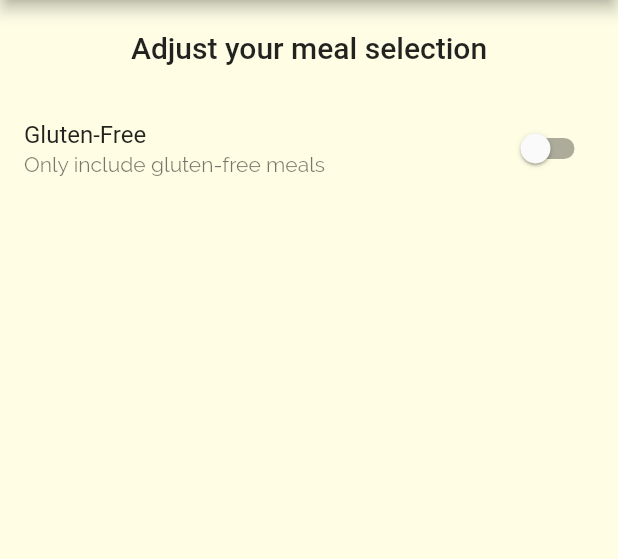
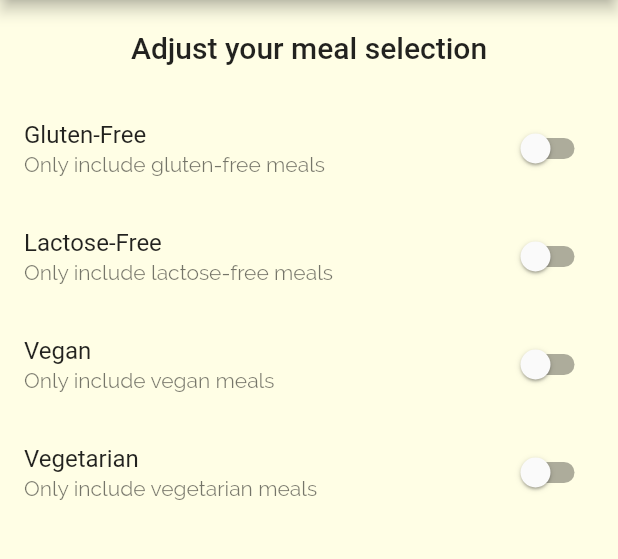
Before and after one commit to FARHADGULL/Food-Heart, a Flutter app: the FiltersScreen screen opened by its route, on a phone screen of 412 x 824 dp, the part 84-643 px from its top. Run offline on Flutter 3.47's test engine with Material 2 defaults, Android fonts, the light colour scheme and no system bars.

Commit message:
Update filter_screen.dart

```diff
--- a/lib/screens/filter_screen.dart
+++ b/lib/screens/filter_screen.dart
@@ -46,12 +46,46 @@ class _FiltersScreenState extends State<FiltersScreen> {
             Expanded(
               child: ListView(
                 children: [
-                  _buildSwitchListTile('Gluten-Free',
-                      'Only include gluten-free meals', _isGlutenFree, (value) {
-                    setState(() {
-                      _isGlutenFree = value;
-                    });
-                  }),
+                  _buildSwitchListTile(
+                    'Gluten-Free',
+                    'Only include gluten-free meals',
+                    _isGlutenFree,
+                    (value) {
+                      setState(() {
+                        _isGlutenFree = value;
+                      });
+                    },
+                  ),
+                  _buildSwitchListTile(
+                    'Lactose-Free',
+                    'Only include lactose-free meals',
+                    _isLactoseFree,
+                    (value) {
+                      setState(() {
+                        _isLactoseFree = value;
+                      });
+                    },
+                  ),
+                  _buildSwitchListTile(
+                    'Vegan',
+                    'Only include vegan meals',
+                    _isVegan,
+                    (value) {
+                      setState(() {
+                        _isVegan = value;
+                      });
+                    },
+                  ),
+                  _buildSwitchListTile(
+                    'Vegetarian',
+                    'Only include vegetarian meals',
+                    _isVegetarian,
+                    (value) {
+                      setState(() {
+                        _isVegetarian = value;
+                      });
+                    },
+                  ),
                 ],
               ),
             )
```
